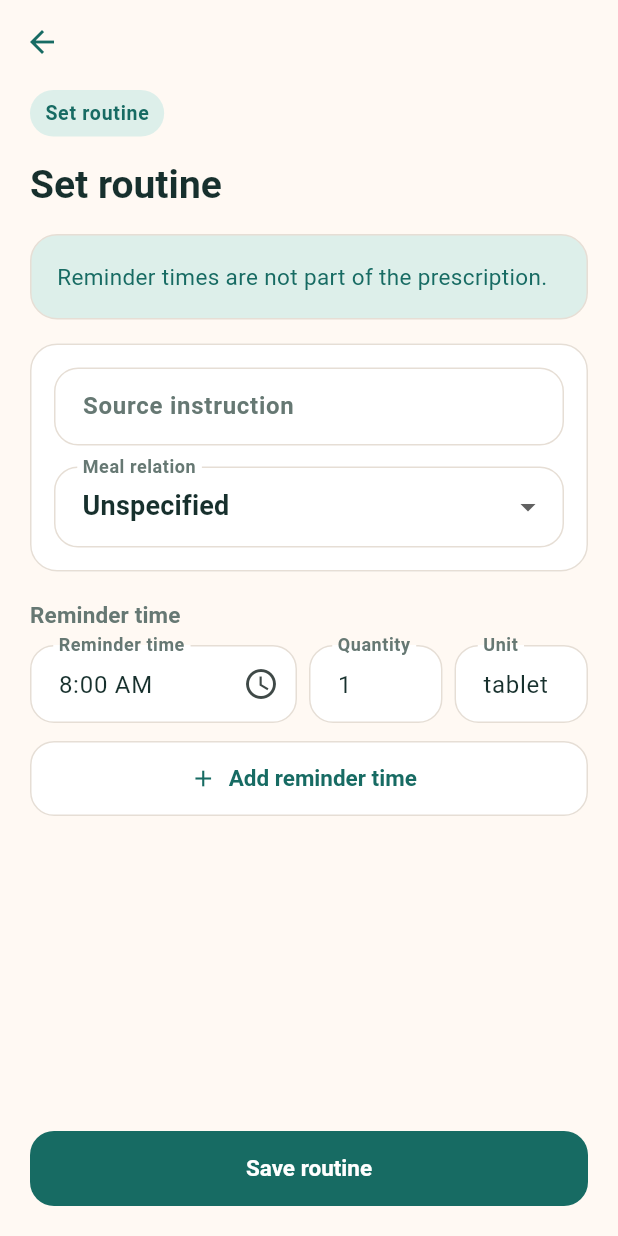
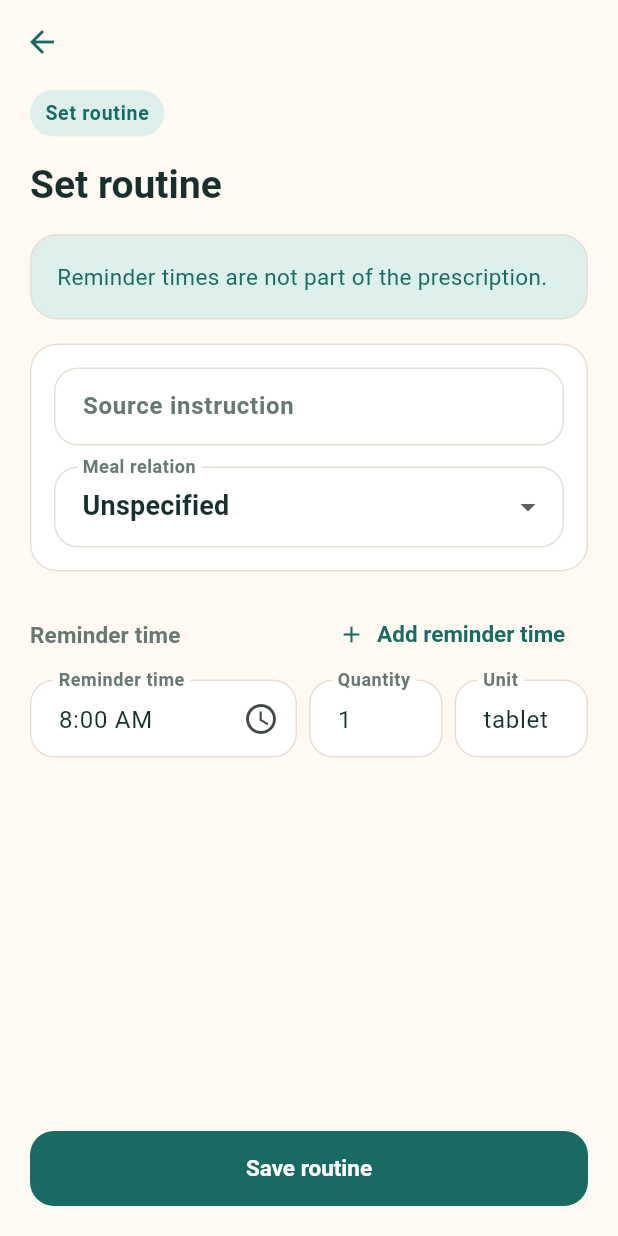
Before and after one commit to sifat371/FamilyMed, a Flutter app: the SetRoutineScreen screen opened directly with empty values, on a phone screen of 412 x 824 dp. Run offline on Flutter 3.47's test engine with Material 3 defaults, Android fonts, the phone set to English and light mode, and no system bars; our stand-ins replace dio, drift, flutter_local_notifications, flutter_riverpod, flutter_secure_storage, go_router and 1 more; accounts and stored records are empty; generated files the repository leaves out were written again; network calls fail.

Commit message:
fix: keep add-reminder action visible in compact layouts

```diff
--- a/mobile/lib/features/schedules/presentation/set_routine_screen.dart
+++ b/mobile/lib/features/schedules/presentation/set_routine_screen.dart
@@ -233,8 +233,21 @@ class _SetRoutineScreenState extends ConsumerState<SetRoutineScreen> {
                       ),
                     ),
                     const SizedBox(height: 18),
-                    FamilyMedSectionLabel(l10n.reminderTime),
-                    const SizedBox(height: 10),
+                    Row(
+                      children: [
+                        Expanded(
+                          child: FamilyMedSectionLabel(l10n.reminderTime),
+                        ),
+                        TextButton.icon(
+                          onPressed: _rows.length >= 8
+                              ? null
+                              : () => setState(() => _rows.add(_RoutineRow())),
+                          icon: const Icon(Icons.add, size: 18),
+                          label: Text(l10n.addReminderTime),
+                        ),
+                      ],
+                    ),
+                    const SizedBox(height: 6),
                     for (var index = 0; index < _rows.length; index++)
                       _RoutineRowFields(
                         index: index,
@@ -250,13 +263,6 @@ class _SetRoutineScreenState extends ConsumerState<SetRoutineScreen> {
                           });
                         },
                       ),
-                    OutlinedButton.icon(
-                      onPressed: _rows.length >= 8
-                          ? null
-                          : () => setState(() => _rows.add(_RoutineRow())),
-                      icon: const Icon(Icons.add),
-                      label: Text(l10n.addReminderTime),
-                    ),
                     if (_error != null) ...[
                       const SizedBox(height: 12),
                       Text(
```
